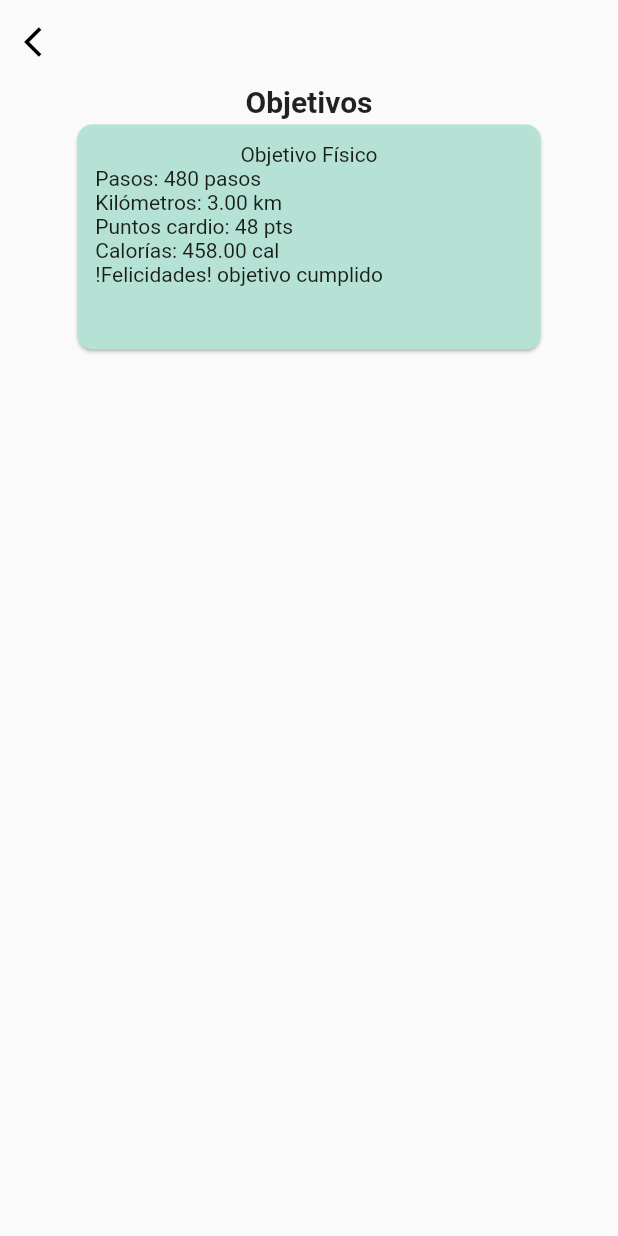
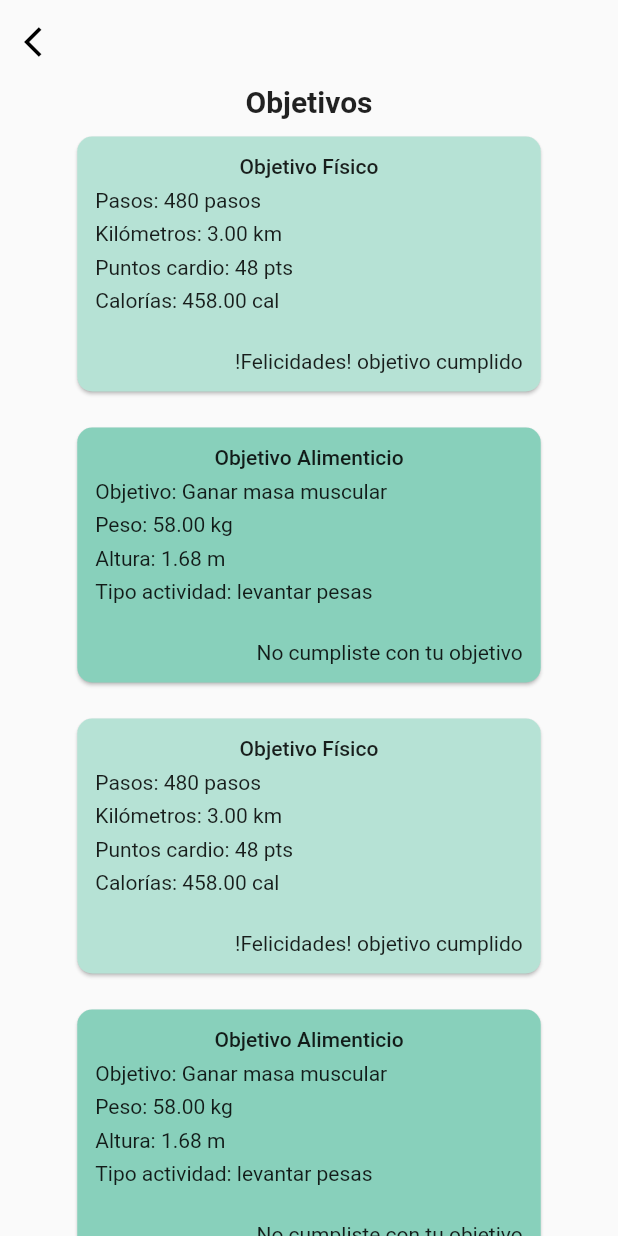
Before and after one commit to PRY20220274/FitAndHealthy_mobile, a Flutter app: the GoalsListPage screen opened directly, on a phone screen of 412 x 824 dp. Run offline on Flutter 3.47's test engine with Material 2 defaults, Android fonts, the phone set to English and light mode, and no system bars.

Commit message:
widget goal card item finished

```diff
--- a/lib/ui/goals/goals_list_page.dart
+++ b/lib/ui/goals/goals_list_page.dart
@@ -18,7 +18,6 @@ class GoalsListPage extends StatelessWidget {
         child: Center(
           child: Column(
             crossAxisAlignment: CrossAxisAlignment.center,
-            //crossAxisAlignment: ,
             children: const [
               TitlePageWidget(title: 'Objetivos'),
               GoalItemCardWidget(
@@ -29,6 +28,32 @@ class GoalsListPage extends StatelessWidget {
                 calories: 458,
                 goalCompleted: true,
               ),
+              GoalItemCardWidget(
+                typeGoal: TypeGoal.nutritional,
+                steps: 480,
+                description: 'Ganar masa muscular',
+                weight: 58,
+                height: 1.68,
+                goalCompleted: false,
+                typeActivity: 'levantar pesas',
+              ),
+              GoalItemCardWidget(
+                typeGoal: TypeGoal.physical,
+                steps: 480,
+                kilometers: 3,
+                cardioPoints: 48,
+                calories: 458,
+                goalCompleted: true,
+              ),
+              GoalItemCardWidget(
+                typeGoal: TypeGoal.nutritional,
+                steps: 480,
+                description: 'Ganar masa muscular',
+                weight: 58,
+                height: 1.68,
+                goalCompleted: false,
+                typeActivity: 'levantar pesas',
+              ),
             ],
           ),
         ),
--- a/lib/ui/goals/widgets/goal_item_card_widget.dart
+++ b/lib/ui/goals/widgets/goal_item_card_widget.dart
@@ -36,49 +36,70 @@ class GoalItemCardWidget extends StatelessWidget {
     final Size size = MediaQuery.of(context).size;
 
     return Card(
+      margin: const EdgeInsets.symmetric(vertical: 12),
       color: typeGoal == TypeGoal.physical
           ? ComplementPalette.green.shade100
-          : ComplementPalette.green.shade300,
+          : ComplementPalette.green.shade200,
       shape: const RoundedRectangleBorder(
         borderRadius: BorderRadius.all(Radius.circular(10)),
       ),
       child: SizedBox(
-        height: 150,
+        height: 170,
         width: size.width * 0.75,
-        child: Padding(padding: EdgeInsets.all(12), child: typeGoal == TypeGoal.physical
+        child: Padding(
+          padding: const EdgeInsets.all(12),
+          child: typeGoal == TypeGoal.physical
               ? Column(
                   crossAxisAlignment: CrossAxisAlignment.start,
+                  mainAxisAlignment: MainAxisAlignment.spaceBetween,
                   children: [
                     const Center(
                       child: Text(
                         'Objetivo Físico',
-                      textAlign: TextAlign.center,
+                        style: TextStyle(fontWeight: FontWeight.w500),
                       ),
                     ),
                     Text('Pasos: $steps pasos'),
                     Text('Kilómetros: ${kilometers!.toStringAsFixed(2)} km'),
                     Text('Puntos cardio: $cardioPoints pts'),
                     Text('Calorías: ${calories!.toStringAsFixed(2)} cal'),
+                    const SizedBox(height: 12),
+                    Row(
+                      mainAxisAlignment: MainAxisAlignment.end,
+                      children: [
                         goalCompleted
                             ? const Text('!Felicidades! objetivo cumplido')
                             : const Text('No cumpliste con tu objetivo'),
                       ],
+                    ),
+                  ],
                 )
               : Column(
+                  crossAxisAlignment: CrossAxisAlignment.start,
+                  mainAxisAlignment: MainAxisAlignment.spaceBetween,
                   children: [
-                  const Text(
+                    const Center(
+                      child: Text(
                         'Objetivo Alimenticio',
-                    textAlign: TextAlign.center,
+                        style: TextStyle(fontWeight: FontWeight.w500),
+                      ),
                     ),
                     Text('Objetivo: $description'),
                     Text('Peso: ${weight!.toStringAsFixed(2)} kg'),
                     Text('Altura: ${height!.toStringAsFixed(2)} m'),
                     Text('Tipo actividad: $typeActivity'),
+                    const SizedBox(height: 12),
+                    Row(
+                      mainAxisAlignment: MainAxisAlignment.end,
+                      children: [
                         goalCompleted
                             ? const Text('!Felicidades! objetivo cumplido')
                             : const Text('No cumpliste con tu objetivo'),
                       ],
-              ),),
+                    ),
+                  ],
+                ),
+        ),
       ),
     );
   }
```
Lines whose indentation alone changed are shown as unchanged.
